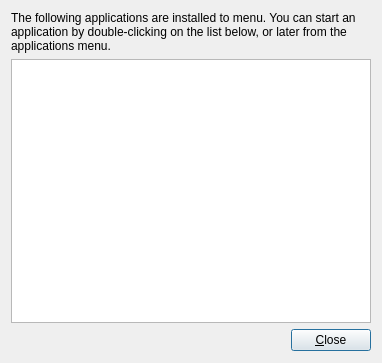
This is kde4/package-manager/manager/ui/summarydialog.ui in pars-linux/uludag as Qt 5 draws it before an edit. The edited form follows.
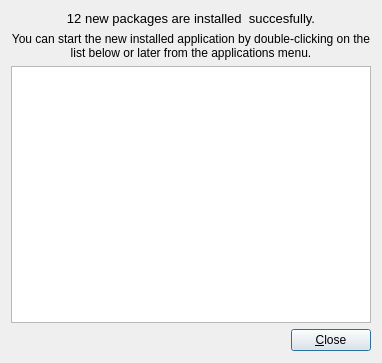
This is the edited form.

What changed in the file:
```diff
--- a/kde4/package-manager/manager/ui/summarydialog.ui
+++ b/kde4/package-manager/manager/ui/summarydialog.ui
@@ -9,24 +9,42 @@
     <height>363</height>
    </rect>
   </property>
+  <property name="sizePolicy" >
+   <sizepolicy vsizetype="Minimum" hsizetype="Minimum" >
+    <horstretch>0</horstretch>
+    <verstretch>0</verstretch>
+   </sizepolicy>
+  </property>
   <property name="windowTitle" >
-   <string>Operation Finished</string>
+   <string>Operation Summary</string>
   </property>
   <layout class="QGridLayout" name="gridLayout" >
-   <item row="0" column="0" colspan="2" >
-    <widget class="QLabel" name="summaryInfo" >
+   <item row="1" column="0" colspan="2" >
+    <widget class="QLabel" name="startAppInfo" >
+     <property name="enabled" >
+      <bool>true</bool>
+     </property>
+     <property name="font" >
+      <font>
+       <stylestrategy>PreferDefault</stylestrategy>
+       <kerning>true</kerning>
+      </font>
+     </property>
      <property name="text" >
-      <string>The following applications are installed to menu. You can start an application by double-clicking on the list below, or later from the applications menu.</string>
+      <string>You can start the new installed application by double-clicking on the list below or later from the applications menu.</string>
      </property>
      <property name="textFormat" >
       <enum>Qt::AutoText</enum>
      </property>
+     <property name="alignment" >
+      <set>Qt::AlignCenter</set>
+     </property>
      <property name="wordWrap" >
       <bool>true</bool>
      </property>
     </widget>
    </item>
-   <item row="2" column="0" >
+   <item row="3" column="0" >
     <spacer name="horizontalSpacer" >
      <property name="orientation" >
       <enum>Qt::Horizontal</enum>
@@ -39,16 +57,31 @@
      </property>
     </spacer>
    </item>
-   <item row="2" column="1" >
+   <item row="3" column="1" >
     <widget class="QPushButton" name="closeButton" >
      <property name="text" >
       <string>&amp;Close</string>
      </property>
     </widget>
    </item>
-   <item row="1" column="0" colspan="2" >
+   <item row="2" column="0" colspan="2" >
     <widget class="QListWidget" name="appList" />
    </item>
+   <item row="0" column="0" colspan="2" >
+    <widget class="QLabel" name="summaryInfo" >
+     <property name="font" >
+      <font>
+       <pointsize>10</pointsize>
+      </font>
+     </property>
+     <property name="text" >
+      <string>12 new packages are installed  succesfully.</string>
+     </property>
+     <property name="alignment" >
+      <set>Qt::AlignCenter</set>
+     </property>
+    </widget>
+   </item>
   </layout>
  </widget>
  <resources/>
```
